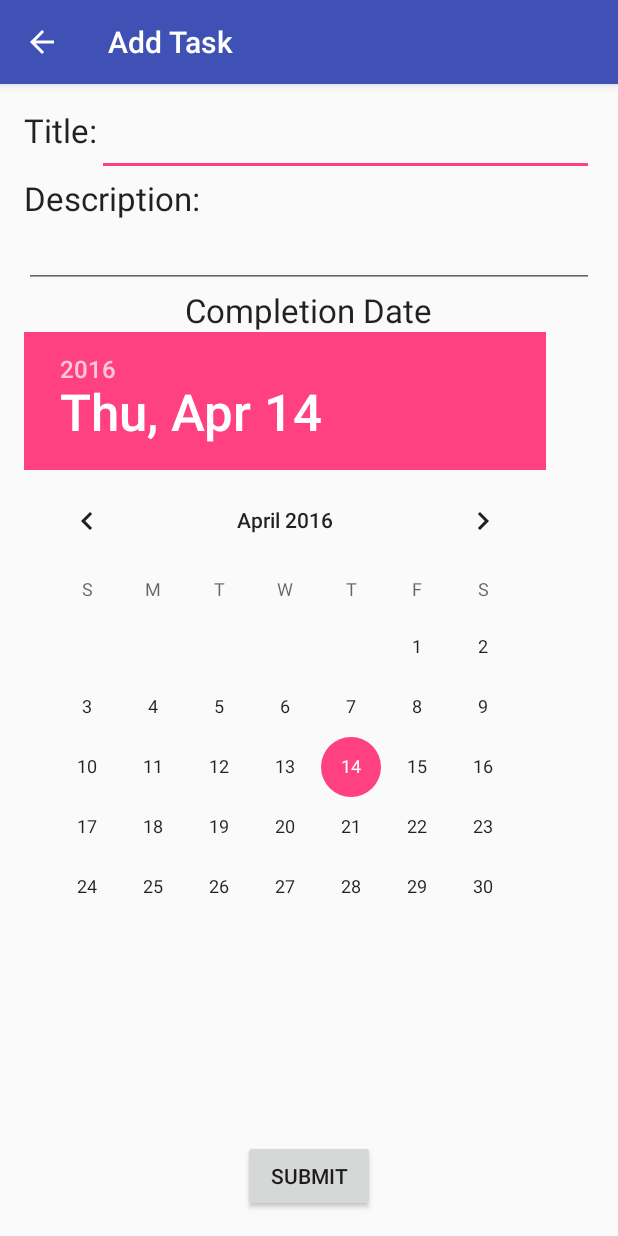
After one commit to ScottLegrove/HoneyDueAndroid, an Android app: the AddTaskActivity screen opened directly, with no data from a screen before it, on a phone screen of 412 x 824 dp. The commit adds this screen. Run offline under Robolectric (Android 15) with nearby library versions, the phone set to English and light mode, and no system bars; 2 statements that could not run were skipped.

Commit message:
New - Adding new tasks to a task list - incomplete will crashout breifly due to date parsing but will still work

```diff
--- /dev/null
+++ b/app/src/main/java/pragmaticdevelopment/com/honeydue/AddTaskActivity.java
@@ -0,0 +1,47 @@
+package pragmaticdevelopment.com.honeydue;
+
+import android.os.Bundle;
+import android.support.design.widget.FloatingActionButton;
+import android.support.design.widget.Snackbar;
+import android.support.v7.app.AppCompatActivity;
+import android.support.v7.widget.Toolbar;
+import android.view.View;
+import android.widget.Button;
+import android.widget.DatePicker;
+import android.widget.EditText;
+
+import java.util.Date;
+
+import pragmaticdevelopment.com.honeydue.HelperClasses.TaskHelper;
+
+public class AddTaskActivity extends AppCompatActivity {
+    private int listId;
+    private String uToken;
+
+    @Override
+    protected void onCreate(Bundle savedInstanceState) {
+        super.onCreate(savedInstanceState);
+        setContentView(R.layout.activity_add_task);
+        Toolbar toolbar = (Toolbar) findViewById(R.id.toolbar);
+        toolbar.setTitle("Add Task");
+        setSupportActionBar(toolbar);
+        getSupportActionBar().setDisplayHomeAsUpEnabled(true);
+
+        this.listId = getIntent().getExtras().getInt("listId");
+        this.uToken = getIntent().getExtras().getString("uToken");
+        Button button = (Button) findViewById(R.id.btnSubmitTask);
+
+        button.setOnClickListener(new View.OnClickListener(){
+           int id = listId;
+           String token = uToken;
+
+            public void onClick(View view){
+                EditText title = (EditText)findViewById(R.id.editTxtTaskTitle);
+                EditText desc = (EditText)findViewById(R.id.editTxtTaskDesc);
+                DatePicker datePicker = (DatePicker)findViewById(R.id.datePickTaskDate);
+                Date date = new Date(datePicker.getYear() - 1900, datePicker.getMonth(), datePicker.getDayOfMonth());
+                TaskHelper.createListItem(id, title.getText().toString(),desc.getText().toString(), date, token);
+            }
+        });
+    }
+}
--- a/app/src/main/java/pragmaticdevelopment/com/honeydue/HelperClasses/TaskHelper.java
+++ b/app/src/main/java/pragmaticdevelopment/com/honeydue/HelperClasses/TaskHelper.java
@@ -1,4 +1,6 @@
 package pragmaticdevelopment.com.honeydue.HelperClasses;
+
+import android.os.StrictMode;
 
 import org.json.JSONArray;
 import org.json.JSONException;
@@ -17,11 +19,15 @@ public class TaskHelper {
     //TODO Scott: need to parse date before inserting within method don't rely on precondition.
     // Creates a single task in a list.*** Be sure to parse the date as a precondition.***
     public static void createListItem(int listId, String title, String content, Date dueDate, String uToken){
+        StrictMode.ThreadPolicy policy = new StrictMode.ThreadPolicy.Builder().permitAll().build();
+        StrictMode.setThreadPolicy(policy);
         APIConsumer.createListItemJson(listId, title, content, dueDate, uToken);
     }
 
     // Deletes a single task in a list.
     public static void deleteListItem(int listId, int itemId, String uToken){
+        StrictMode.ThreadPolicy policy = new StrictMode.ThreadPolicy.Builder().permitAll().build();
+        StrictMode.setThreadPolicy(policy);
         APIConsumer.deleteListItemJson(listId, itemId, uToken);
     }
 
--- /dev/null
+++ b/app/src/main/res/layout/activity_add_task.xml
@@ -0,0 +1,26 @@
+<?xml version="1.0" encoding="utf-8"?>
+<android.support.design.widget.CoordinatorLayout xmlns:android="http://schemas.android.com/apk/res/android"
+    xmlns:app="http://schemas.android.com/apk/res-auto"
+    xmlns:tools="http://schemas.android.com/tools"
+    android:layout_width="match_parent"
+    android:layout_height="match_parent"
+    android:fitsSystemWindows="true"
+    tools:context="pragmaticdevelopment.com.honeydue.AddTaskActivity">
+
+    <android.support.design.widget.AppBarLayout
+        android:layout_width="match_parent"
+        android:layout_height="wrap_content"
+        android:theme="@style/AppTheme.AppBarOverlay">
+
+        <android.support.v7.widget.Toolbar
+            android:id="@+id/toolbar"
+            android:layout_width="match_parent"
+            android:layout_height="?attr/actionBarSize"
+            android:background="?attr/colorPrimary"
+            app:popupTheme="@style/AppTheme.PopupOverlay" />
+
+    </android.support.design.widget.AppBarLayout>
+
+    <include layout="@layout/content_add_task" />
+
+</android.support.design.widget.CoordinatorLayout>
--- /dev/null
+++ b/app/src/main/res/layout/content_add_task.xml
@@ -0,0 +1,85 @@
+<?xml version="1.0" encoding="utf-8"?>
+<RelativeLayout xmlns:android="http://schemas.android.com/apk/res/android"
+    xmlns:app="http://schemas.android.com/apk/res-auto"
+    xmlns:tools="http://schemas.android.com/tools"
+    android:layout_width="match_parent"
+    android:layout_height="match_parent"
+    android:paddingBottom="@dimen/activity_vertical_margin"
+    android:paddingLeft="@dimen/activity_horizontal_margin"
+    android:paddingRight="@dimen/activity_horizontal_margin"
+    android:paddingTop="@dimen/activity_vertical_margin"
+    app:layout_behavior="@string/appbar_scrolling_view_behavior"
+    tools:context="pragmaticdevelopment.com.honeydue.AddTaskActivity"
+    tools:showIn="@layout/activity_add_task">
+
+    <TextView
+        android:layout_width="wrap_content"
+        android:layout_height="wrap_content"
+        android:textAppearance="?android:attr/textAppearanceLarge"
+        android:text="Title:"
+        android:id="@+id/textView3"
+        android:layout_alignParentTop="true"
+        android:layout_alignParentLeft="true"
+        android:layout_alignParentStart="true" />
+
+    <TextView
+        android:layout_width="wrap_content"
+        android:layout_height="wrap_content"
+        android:textAppearance="?android:attr/textAppearanceLarge"
+        android:text="Description:"
+        android:id="@+id/textView4"
+        android:layout_below="@+id/editTxtTaskTitle"
+        android:layout_alignParentLeft="true"
+        android:layout_alignParentStart="true" />
+
+    <TextView
+        android:layout_width="wrap_content"
+        android:layout_height="wrap_content"
+        android:textAppearance="?android:attr/textAppearanceLarge"
+        android:text="Completion Date"
+        android:id="@+id/textView5"
+        android:layout_below="@+id/editTxtTaskDesc"
+        android:layout_centerHorizontal="true" />
+
+    <Button
+        android:layout_width="wrap_content"
+        android:layout_height="wrap_content"
+        android:text="Submit"
+        android:id="@+id/btnSubmitTask"
+        android:layout_alignParentBottom="true"
+        android:layout_centerHorizontal="true" />
+
+    <EditText
+        android:layout_width="wrap_content"
+        android:layout_height="wrap_content"
+        android:id="@+id/editTxtTaskTitle"
+        android:layout_alignParentTop="true"
+        android:layout_alignParentRight="true"
+        android:layout_alignParentEnd="true"
+        android:layout_toRightOf="@+id/textView3"
+        android:layout_toEndOf="@+id/textView3" />
+
+    <EditText
+        android:layout_width="wrap_content"
+        android:layout_height="wrap_content"
+        android:inputType="textMultiLine"
+        android:ems="10"
+        android:id="@+id/editTxtTaskDesc"
+        android:layout_below="@+id/textView4"
+        android:layout_alignParentLeft="true"
+        android:layout_alignParentStart="true"
+        android:layout_alignParentRight="true"
+        android:layout_alignParentEnd="true" />
+
+    <DatePicker
+        android:layout_width="wrap_content"
+        android:layout_height="wrap_content"
+        android:id="@+id/datePickTaskDate"
+        android:datePickerMode="calendar"
+        android:layout_below="@+id/textView5"
+        android:layout_alignParentLeft="true"
+        android:layout_alignParentStart="true"
+        android:layout_above="@+id/btnSubmitTask"
+        android:focusable="true"
+        android:nestedScrollingEnabled="true" />
+</RelativeLayout>
--- a/app/src/main/res/values-v21/styles.xml
+++ b/app/src/main/res/values-v21/styles.xml
@@ -1,4 +1,5 @@
 <resources>>
+
     <style name="AppTheme.NoActionBar">
         <item name="windowActionBar">false</item>
         <item name="windowNoTitle">true</item>
--- a/app/src/main/res/values/strings.xml
+++ b/app/src/main/res/values/strings.xml
@@ -21,7 +21,7 @@
 
     <string name="action_settings">Settings</string>
     <string name="action_add_new_list">New List</string>
-    <!-- TODO: Remove or change this placeholder text -->
+
     <string name="hello_blank_fragment">Hello blank fragment</string>
     <string name="shared_pref_id">userPref</string>
 
@@ -35,4 +35,6 @@
     </string-array>
     <string name="title_activity_register">RegisterActivity</string>
     <string name="title_activity_task_list">TaskListActivity</string>
+    <string name="title_activity_activity_add_task">activity_add_task</string>
+    <string name="title_activity_add_task">AddTaskActivity</string>
 </resources>
--- a/app/src/main/res/values/styles.xml
+++ b/app/src/main/res/values/styles.xml
@@ -7,11 +7,14 @@
         <item name="colorPrimaryDark">@color/colorPrimaryDark</item>
         <item name="colorAccent">@color/colorAccent</item>
     </style>
+
     <style name="AppTheme.NoActionBar">
         <item name="windowActionBar">false</item>
         <item name="windowNoTitle">true</item>
     </style>
+
     <style name="AppTheme.AppBarOverlay" parent="ThemeOverlay.AppCompat.Dark.ActionBar" />
+
     <style name="AppTheme.PopupOverlay" parent="ThemeOverlay.AppCompat.Light" />
 
 </resources>
```
Also changed, not shown: app/src/main/AndroidManifest.xml (+15 -7 lines), app/src/main/java/pragmaticdevelopment/com/honeydue/DBSource/APIConsumer.java (+86 -1 lines), app/src/main/java/pragmaticdevelopment/com/honeydue/HelperClasses/ListHelper.java (+26 -2 lines), app/src/main/java/pragmaticdevelopment/com/honeydue/TaskListActivity.java (+25 -0 lines).
